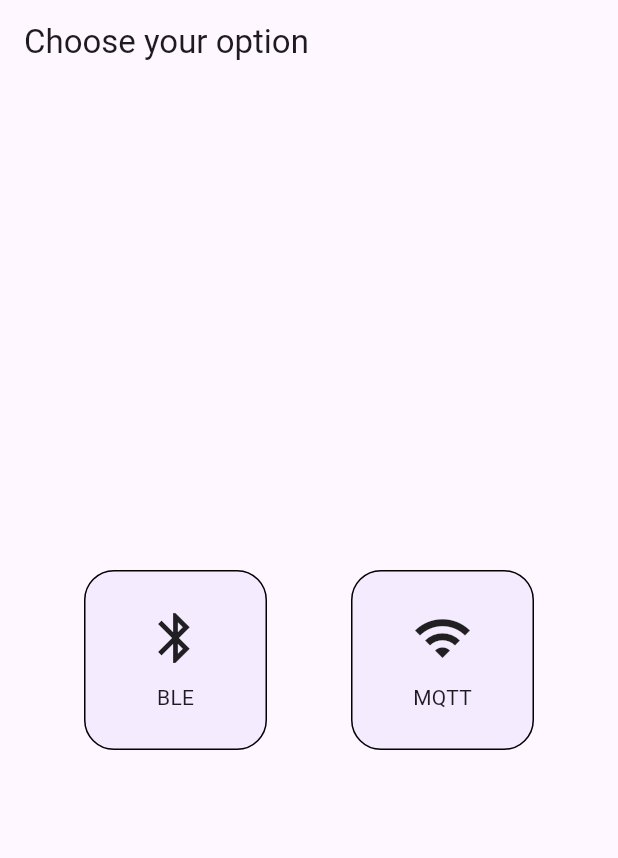
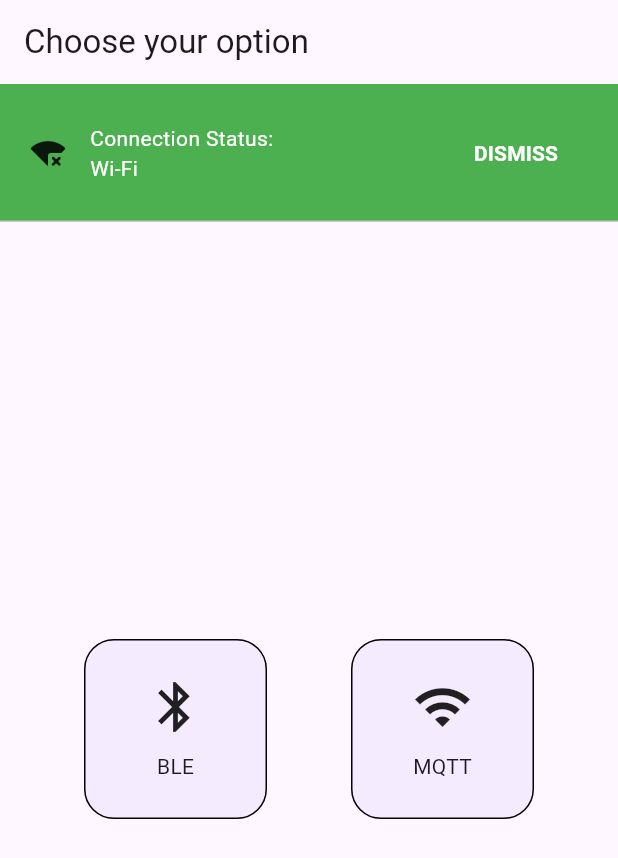
Before and after one commit to agnesh02/ble_mqtt_app_poc, a Flutter app: the screen it shows after launch, on a phone screen of 412 x 824 dp. Shown: the top 858 px of the screen. Run offline on Flutter 3.47's test engine with Material 3 defaults, Android fonts, the phone set to English and light mode, and no system bars; our stand-ins replace connectivity_plus, flutter_riverpod; missing offline and left inert: mqtt_client.

Commit message:
Major UI/UX improvement. Handling network state/disconnection Implemented chat using mqtt

```diff
--- a/lib/main.dart
+++ b/lib/main.dart
@@ -1,8 +1,10 @@
 import 'package:ble_mqtt_app/screens/home_screen.dart';
+import 'package:ble_mqtt_app/utils/network_manager.dart';
 import 'package:flutter/material.dart';
 import 'package:flutter_riverpod/flutter_riverpod.dart';
 
 void main() {
+  WidgetsFlutterBinding.ensureInitialized();
   runApp(const ProviderScope(child: MyApp()));
 }
 
--- a/lib/screens/home_screen.dart
+++ b/lib/screens/home_screen.dart
@@ -1,14 +1,18 @@
 import 'package:ble_mqtt_app/screens/ble_activity_screen.dart';
 import 'package:ble_mqtt_app/screens/mqtt_activity_screen.dart';
 import 'package:ble_mqtt_app/utils/connection_mode.dart';
+import 'package:ble_mqtt_app/utils/network_manager.dart';
 import 'package:ble_mqtt_app/widgets/functionality_selection.dart';
 import 'package:flutter/material.dart';
+import 'package:flutter_riverpod/flutter_riverpod.dart';
 
-class HomeScreen extends StatelessWidget {
+class HomeScreen extends ConsumerWidget {
   const HomeScreen({super.key});
 
   @override
-  Widget build(BuildContext context) {
+  Widget build(BuildContext context, WidgetRef ref) {
+    NetworkManager().init(ref, context);
+
     return Scaffold(
       appBar: AppBar(
         title: const Text("Choose your option"),
--- /dev/null
+++ b/lib/utils/network_manager.dart
@@ -0,0 +1,54 @@
+// ignore_for_file: avoid_print
+
+import 'package:ble_mqtt_app/providers/connectivity_provider.dart';
+import 'package:ble_mqtt_app/widgets/custom_snack.dart';
+import 'package:ble_mqtt_app/widgets/network_banner.dart';
+import 'package:connectivity_plus/connectivity_plus.dart';
+import 'package:flutter/material.dart';
+import 'package:flutter_riverpod/flutter_riverpod.dart';
+
+class NetworkManager {
+  NetworkManager._();
+
+  static final NetworkManager _instance = NetworkManager._();
+
+  factory NetworkManager() {
+    return _instance;
+  }
+
+  late ConnectivityResult connectionStatus;
+  late WidgetRef ref;
+
+  void Function(ConnectivityResult) onConnectionStateChanged =
+      (ConnectivityResult result) {};
+
+  /// Function to initialize and listen to network changes
+  void init(WidgetRef ref, BuildContext context) {
+    print("Subscribing to network state");
+    Connectivity().onConnectivityChanged.listen((ConnectivityResult result) {
+      connectionStatus = result;
+      ref.read(connectivityProvider.notifier).updateConnectivityState(result);
+      // onConnectionStateChanged(result);
+      networkBanner(context, connectionStatus);
+
+      print("RESULT $result");
+    });
+  }
+
+  /// Function to check and update the current status of connectivity
+  /// Returns a [bool] which shows if network is available or not
+  Future<bool> checkForConnectivity(BuildContext context) async {
+    ConnectivityResult status = await Connectivity().checkConnectivity();
+    connectionStatus = status;
+    if (NetworkManager().connectionStatus == ConnectivityResult.none) {
+      // ignore: use_build_context_synchronously
+      customSnackBar(
+        context,
+        "Please connect to a network and proceed.",
+      );
+      return false;
+    } else {
+      return true;
+    }
+  }
+}
--- /dev/null
+++ b/lib/widgets/custom_snack.dart
@@ -0,0 +1,16 @@
+import 'package:flutter/material.dart';
+
+ScaffoldFeatureController<SnackBar, SnackBarClosedReason> customSnackBar(
+  BuildContext context,
+  String message,
+) {
+  return ScaffoldMessenger.of(context).showSnackBar(
+    SnackBar(
+      content: Text(message),
+      action: SnackBarAction(
+        label: "Dismiss",
+        onPressed: () => ScaffoldMessengerState().removeCurrentSnackBar(),
+      ),
+    ),
+  );
+}
--- /dev/null
+++ b/lib/widgets/network_banner.dart
@@ -0,0 +1,57 @@
+import 'package:connectivity_plus/connectivity_plus.dart';
+import 'package:flutter/material.dart';
+
+ScaffoldFeatureController<MaterialBanner, MaterialBannerClosedReason>
+    networkBanner(
+  BuildContext context,
+  ConnectivityResult connectionStatus,
+) {
+  String connectionStatusText = 'Unknown';
+  Color connectionStatusColor = Colors.grey;
+
+  switch (connectionStatus) {
+    case ConnectivityResult.wifi:
+      connectionStatusText = 'Wi-Fi';
+      connectionStatusColor = Colors.green;
+      break;
+    case ConnectivityResult.mobile:
+      connectionStatusText = 'Mobile';
+      connectionStatusColor = Colors.green;
+      break;
+    case ConnectivityResult.none:
+      connectionStatusText = 'No Internet';
+      connectionStatusColor = Colors.red;
+      break;
+    default:
+      connectionStatusText = 'Unknown';
+      break;
+  }
+
+  ScaffoldMessengerState scaffoldMessenger = ScaffoldMessenger.of(context);
+
+  return scaffoldMessenger.showMaterialBanner(
+    MaterialBanner(
+      padding: const EdgeInsets.all(20),
+      content: Text(
+        'Connection Status:\n$connectionStatusText',
+        style: const TextStyle(color: Colors.white),
+      ),
+      leading: const Icon(Icons.signal_wifi_bad_rounded),
+      backgroundColor: connectionStatusColor,
+      actions: <Widget>[
+        TextButton(
+          onPressed: () {
+            scaffoldMessenger.clearMaterialBanners();
+          },
+          child: const Text(
+            'DISMISS',
+            style: TextStyle(
+              color: Colors.white,
+              fontWeight: FontWeight.bold,
+            ),
+          ),
+        ),
+      ],
+    ),
+  );
+}
--- a/pubspec.yaml
+++ b/pubspec.yaml
@@ -37,6 +37,7 @@ dependencies:
   cupertino_icons: ^1.0.2
   mqtt_client: ^10.1.0
   flutter_riverpod: ^2.4.10
+  connectivity_plus: ^5.0.2
 
 dev_dependencies:
   flutter_test:
```
Also changed, not shown: lib/providers/connectivity_provider.dart (added, +21 -0 lines), lib/screens/mqtt_activity_screen.dart (+53 -57 lines), lib/viewModels/mqtt_viewmodel.dart (+9 -2 lines), lib/widgets/chat_bubble.dart (added, +80 -0 lines), lib/widgets/credentials_form.dart (added, +93 -0 lines), lib/widgets/message_window.dart (+32 -10 lines), pubspec.lock, 3 other files.
